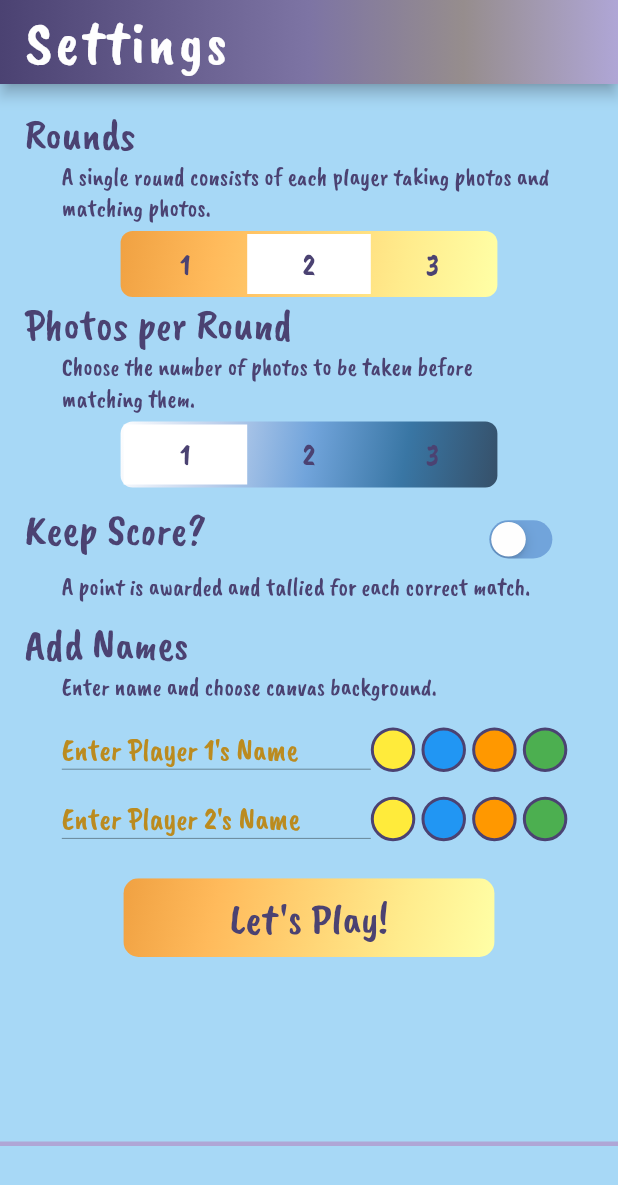
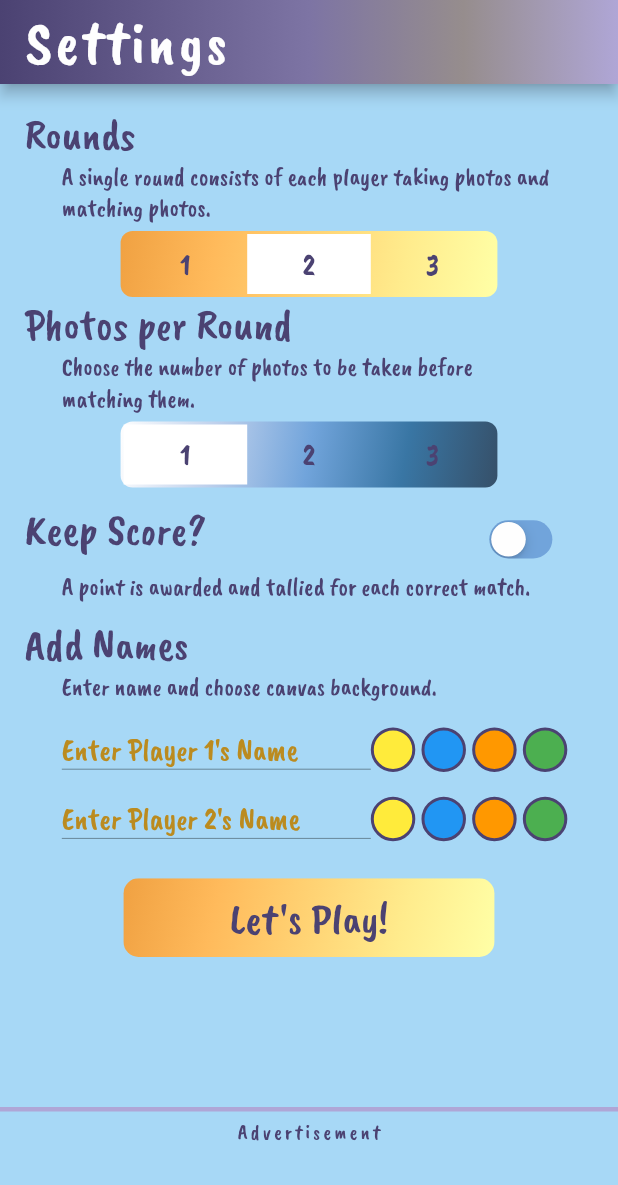
Before and after one commit to emac62/scavengerPix, a Flutter app: the SettingsScreen screen opened directly, on a phone screen of 412 x 824 dp. Shown: the top 1185 px of the screen. Run offline on Flutter 3.47's test engine with Material 2 defaults, Android fonts, the phone set to English and light mode, and no system bars; drawn by our look-alikes of auto_size_text, custom_sliding_segmented_control; our stand-ins replace avatar_glow, google_mobile_ads, hexcolor, image_picker, new_gradient_app_bar, shared_preferences; missing offline and left inert: before_after; accounts and stored records are empty; network calls fail.

Commit message:
add ad label, new version code

```diff
--- a/lib/settings_screen.dart
+++ b/lib/settings_screen.dart
@@ -391,7 +391,7 @@ class _SettingsScreenState extends State<SettingsScreen> {
           decoration: BoxDecoration(
               border: Border(
                   top: BorderSide(width: 3, color: HexColor('#afa6d6')))),
-          padding: const EdgeInsets.only(top: 10),
+          padding: const EdgeInsets.only(top: 5),
           child: bannerAdContainer),
     );
   }
--- a/lib/widgets/banner_ad_widget.dart
+++ b/lib/widgets/banner_ad_widget.dart
@@ -47,7 +47,14 @@ class _BannerAdContainerState extends State<BannerAdContainer> {
 
   @override
   Widget build(BuildContext context) {
-    return Container(
+    return Column(
+      mainAxisSize: MainAxisSize.min,
+      children: [
+        const Text("Advertisement",
+            style: TextStyle(
+              letterSpacing: 2,
+            )),
+        Container(
           child: _isBottomBannerAdLoaded
               ? SizedBox(
                   height: _bottomBannerAd.size.height.toDouble(),
@@ -55,8 +62,10 @@ class _BannerAdContainerState extends State<BannerAdContainer> {
                   child: AdWidget(ad: _bottomBannerAd),
                 )
               : const SizedBox(
-              height: 50,
+                  height: 60,
                 ),
+        ),
+      ],
     );
   }
 }
--- a/pubspec.yaml
+++ b/pubspec.yaml
@@ -15,7 +15,7 @@ publish_to: "none" # Remove this line if you wish to publish to pub.dev
 # In iOS, build-name is used as CFBundleShortVersionString while build-number used as CFBundleVersion.
 # Read more about iOS versioning at
 # https://developer.apple.com/library/archive/documentation/General/Reference/InfoPlistKeyReference/Articles/CoreFoundationKeys.html
-version: 1.0.0+8
+version: 1.2.1+9
 
 environment:
   sdk: ">=2.12.0 <3.0.0"
```
Also changed, not shown: lib/matching_screen.dart (+6 -6 lines), 3 other files. Lines whose indentation alone changed are shown as unchanged.
